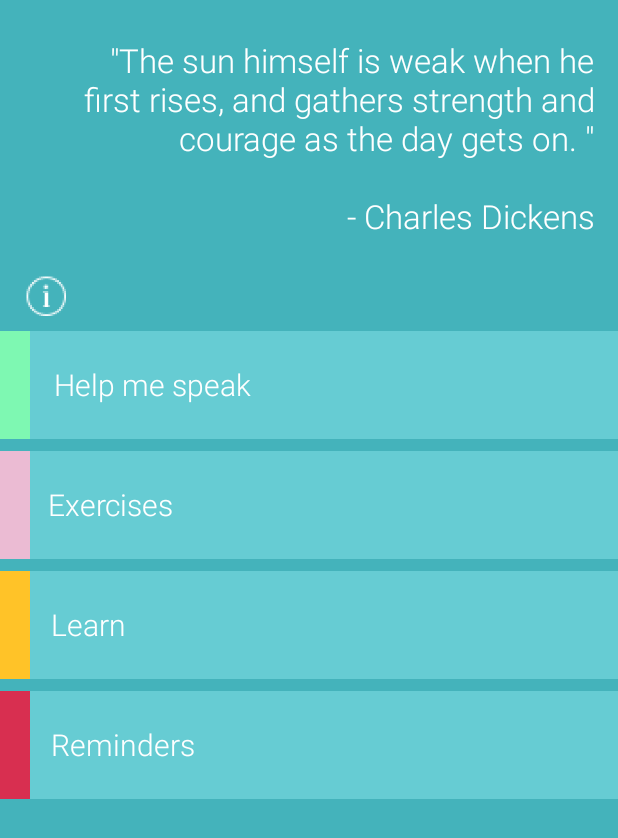
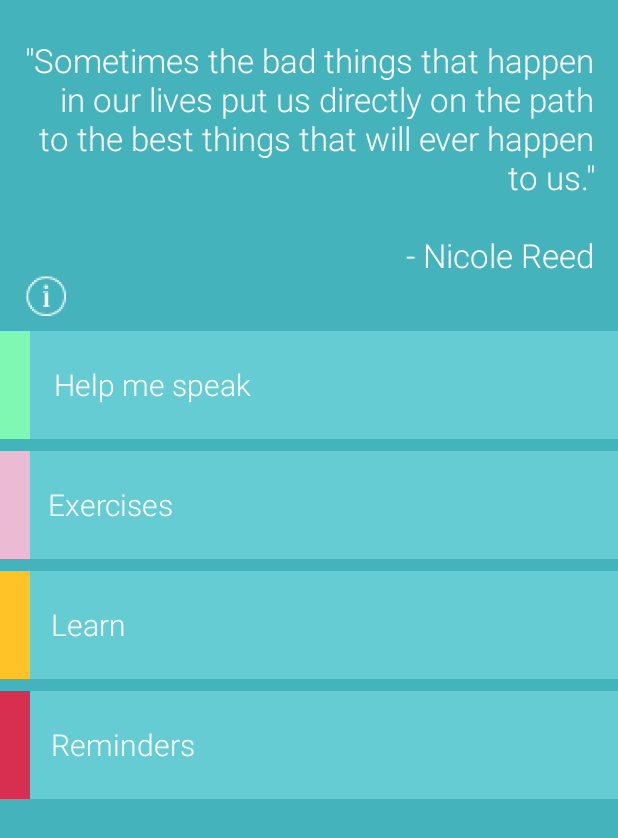
Before and after one commit to rachelgrau/Health4TheWorldStroke, an Android app: the MainActivity screen opened directly, with no data from a screen before it, on a phone screen of 412 x 824 dp. Shown: the top 838 px of the screen. Run offline under Robolectric (Android 15) with nearby library versions, the phone set to English and light mode, and no system bars.

Commit message:
Update quote

```diff
--- a/app/src/main/res/layout/activity_main.xml
+++ b/app/src/main/res/layout/activity_main.xml
@@ -76,7 +76,7 @@
             app:layout_constraintTop_toBottomOf="@+id/videoButton" />
 
         <TextView
-            android:text="&quot;The sun himself is weak when he first rises, and gathers strength and courage as the day gets on. &quot;\n\n - Charles Dickens"
+            android:text="&quot;Sometimes the bad things that happen in our lives put us directly on the path to the best things that will ever happen to us.&quot;\n\n - Nicole Reed"
             android:id="@+id/quoteLabel"
             android:layout_width="0dp"
             android:textAlignment="textEnd"
```
Also changed, not shown: 1 other file.
